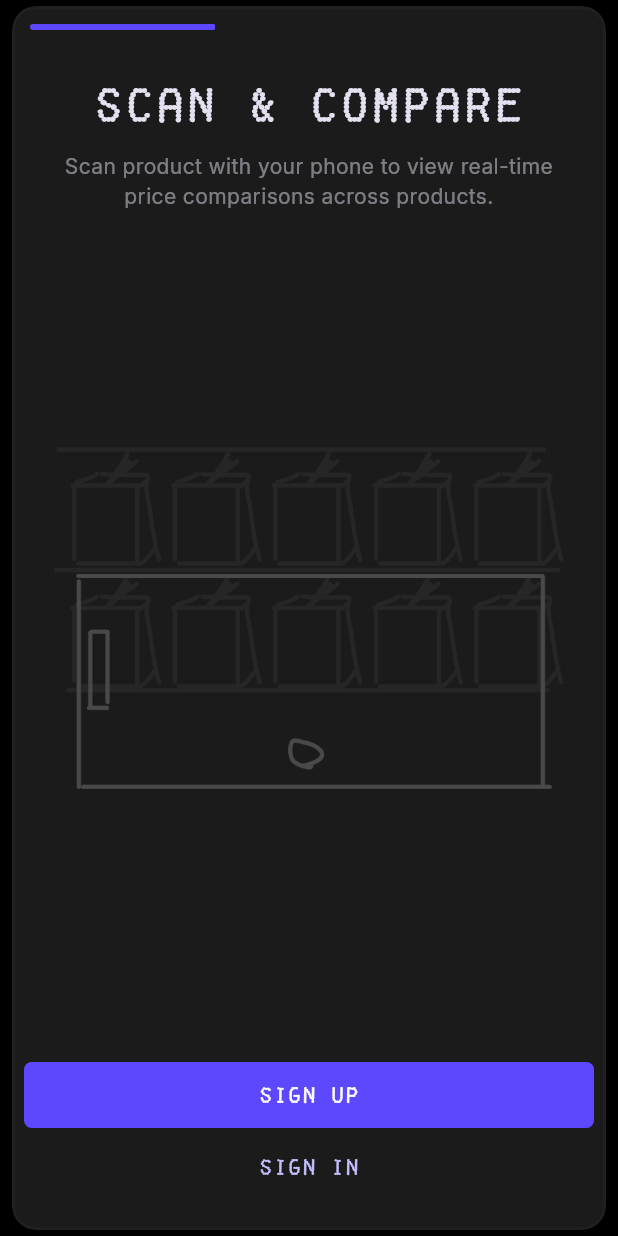
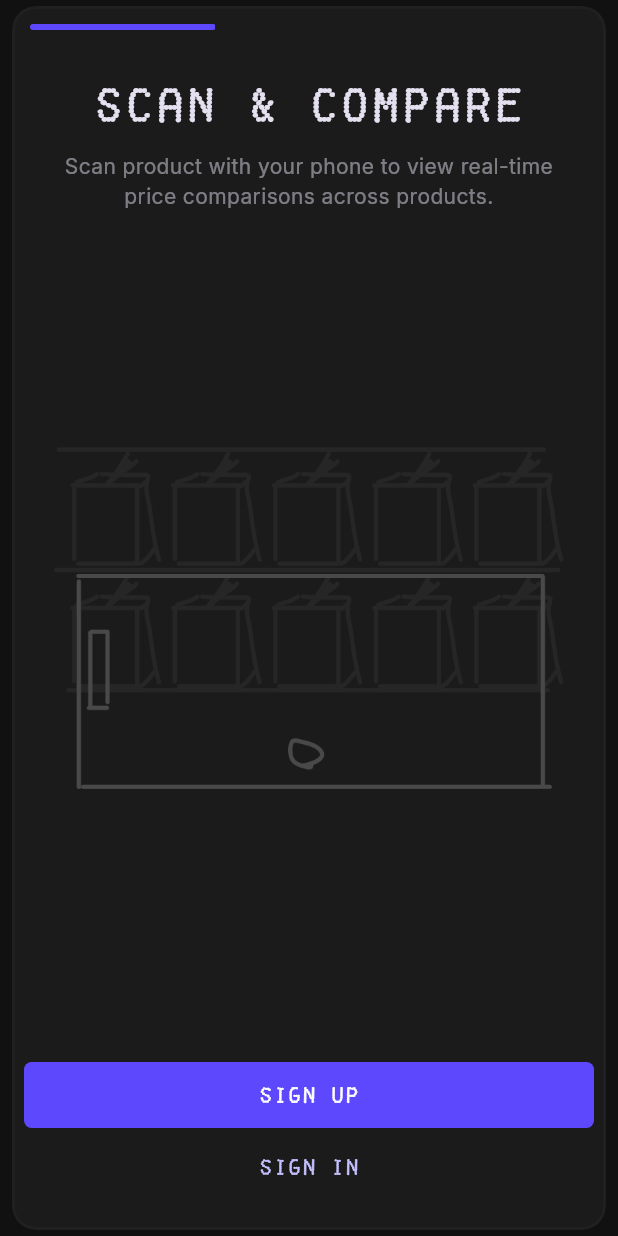
Before and after one commit to Rotlug/price_pal, a Flutter app: the screen it shows after launch, on a phone screen of 412 x 824 dp. Run offline on Flutter 3.47's test engine with Material 3 defaults, Android fonts, the phone set to English and light mode, and no system bars; our stand-ins replace camera.

Commit message:
Fix System Chrome

```diff
--- a/lib/components/resize_bar.dart
+++ b/lib/components/resize_bar.dart
@@ -10,7 +10,7 @@
   Widget build(BuildContext context) {
     return GestureDetector(
       child: Container(
-        color: Colors.black,
+        color: Theme.of(context).scaffoldBackgroundColor,
         width: vertical ? double.infinity : 17,
         height: vertical ? 17 : double.infinity,
         child: Center(
@@ -18,7 +18,7 @@
             width: vertical ? 100 : 4,
             height: vertical ? 4 : 100,
             decoration: const BoxDecoration(
-                color: Color(0xff272727),
+                color: Color(0xff282828),
                 borderRadius: BorderRadius.all(Radius.circular(10))),
           ),
         ),
--- a/lib/components/screen_base.dart
+++ b/lib/components/screen_base.dart
@@ -31,7 +31,6 @@
   @override
   Widget build(BuildContext context) {
     return Scaffold(
-      backgroundColor: Colors.black,
       body: SafeArea(child: widget.child),
     );
   }
--- a/lib/main.dart
+++ b/lib/main.dart
@@ -2,6 +2,8 @@
 import 'package:flutter/material.dart';
 import 'package:flutter/services.dart';
 import 'package:price_pal/pages/landing_page.dart';
+
+const backgroundColor = Color(0xff111111);
 
 void main() async {
   WidgetsFlutterBinding.ensureInitialized();
@@ -9,11 +11,22 @@
   final cameras = await availableCameras();
   final firstCamera = cameras.first;
 
-  runApp(MainApp(camera: firstCamera,));
+  var mySystemTheme = SystemUiOverlayStyle.light.copyWith(
+      systemNavigationBarColor: backgroundColor,
+      statusBarColor: Colors.transparent);
+
+  SystemChrome.setSystemUIOverlayStyle(
+    mySystemTheme,
+  );
+
+  runApp(MainApp(
+    camera: firstCamera,
+  ));
 }
 
 class MainApp extends StatelessWidget {
   final CameraDescription camera;
+
   const MainApp({super.key, required this.camera});
 
   @override
@@ -21,11 +34,16 @@
     return MaterialApp(
       debugShowCheckedModeBanner: false,
       theme: ThemeData(
-        fontFamily: "FakeReceipt",
-        useMaterial3: true,
-        colorScheme: ColorScheme.fromSeed(seedColor: const Color(0xff5E48FE), brightness: Brightness.dark, dynamicSchemeVariant: DynamicSchemeVariant.fidelity)
+          fontFamily: "FakeReceipt",
+          useMaterial3: true,
+          scaffoldBackgroundColor: backgroundColor,
+          colorScheme: ColorScheme.fromSeed(
+              seedColor: const Color(0xff5E48FE),
+              brightness: Brightness.dark,
+              dynamicSchemeVariant: DynamicSchemeVariant.fidelity)),
+      home: LandingPage(
+        camera: camera,
       ),
-      home: LandingPage(camera: camera,),
     );
   }
 }
```
Also changed, not shown: lib/pages/camera_screen.dart (+5 -3 lines).
